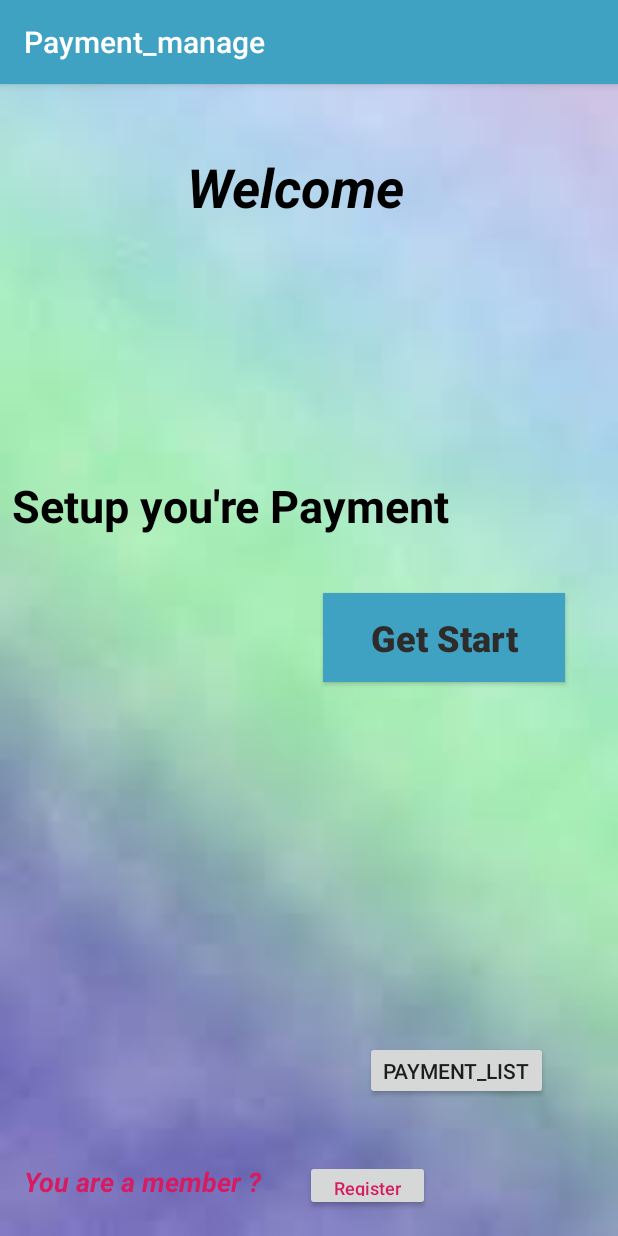
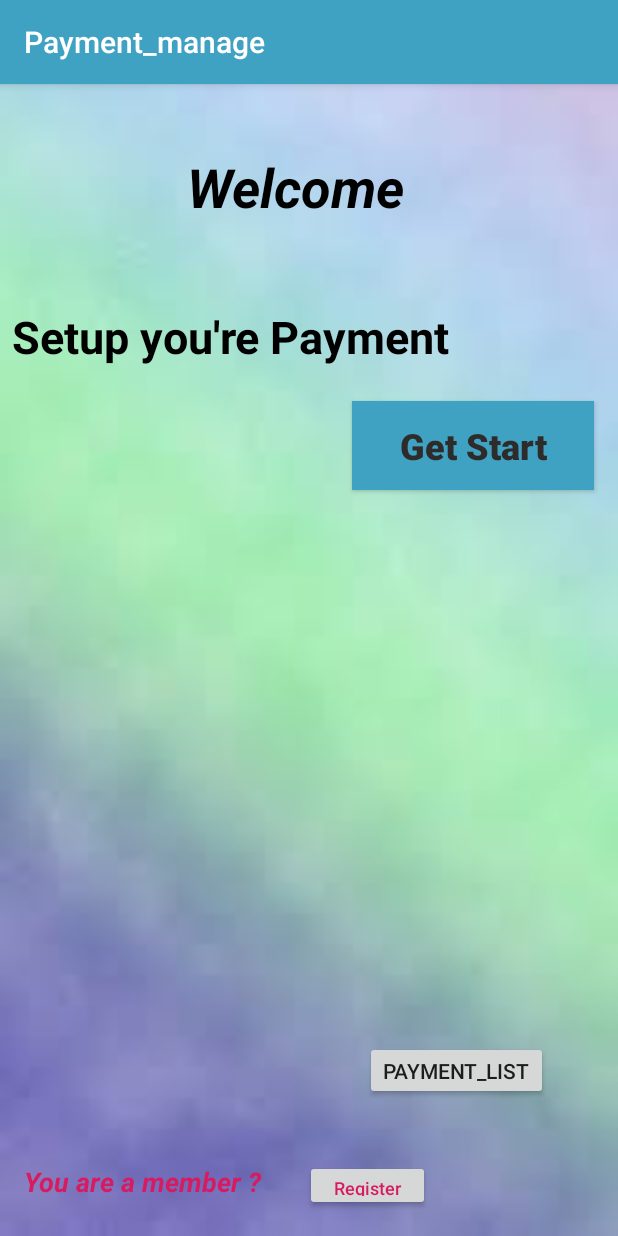
Before and after one commit to Dhananjaya98/PC-Store, an Android app: the screen it shows after launch (main_payment), on a phone screen of 412 x 824 dp. Run offline under Robolectric (Android 15) with nearby library versions, the phone set to English and light mode, and no system bars.

Commit message:
commit 9

```diff
--- a/app/src/main/res/layout/activity_main_payment.xml
+++ b/app/src/main/res/layout/activity_main_payment.xml
@@ -23,10 +23,10 @@
         android:textStyle="bold"
         app:layout_constraintBottom_toBottomOf="parent"
         app:layout_constraintEnd_toEndOf="parent"
-        app:layout_constraintHorizontal_bias="0.884"
+        app:layout_constraintHorizontal_bias="0.965"
         app:layout_constraintStart_toStartOf="parent"
         app:layout_constraintTop_toTopOf="parent"
-        app:layout_constraintVertical_bias="0.484" />
+        app:layout_constraintVertical_bias="0.302" />
 
     <TextView
         android:id="@+id/textView"
@@ -61,7 +61,7 @@
         app:layout_constraintHorizontal_bias="0.0"
         app:layout_constraintStart_toStartOf="parent"
         app:layout_constraintTop_toTopOf="parent"
-        app:layout_constraintVertical_bias="0.362" />
+        app:layout_constraintVertical_bias="0.206" />
 
     <TextView
         android:id="@+id/textView5"
```
